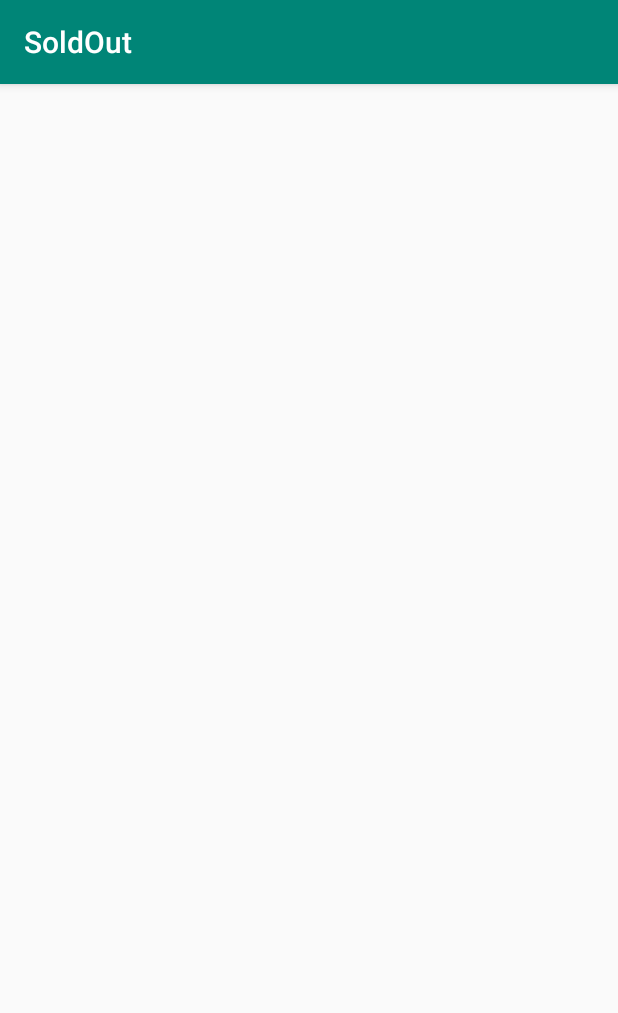
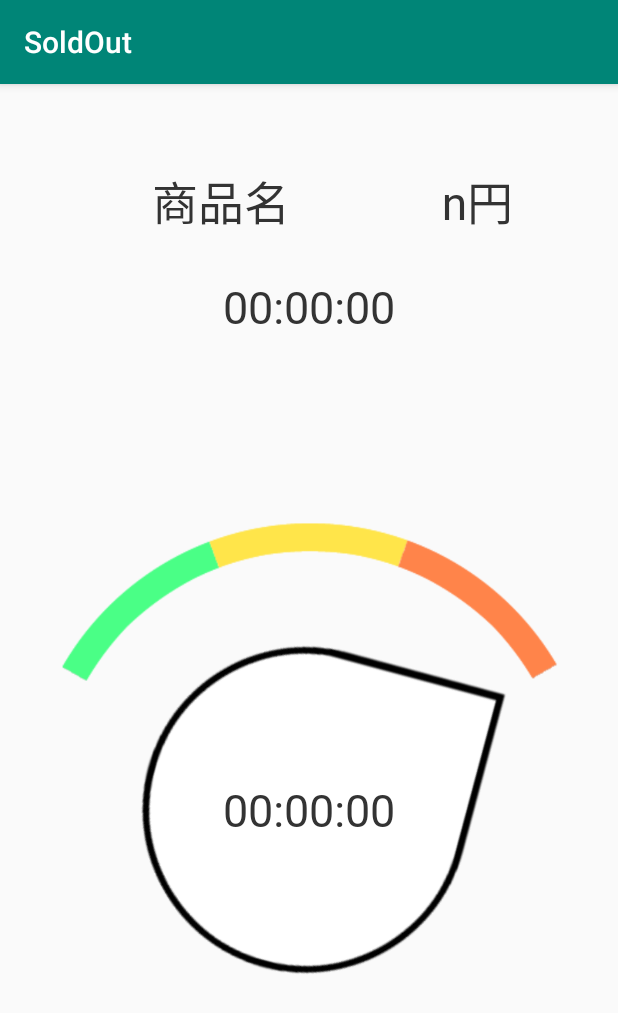
Before and after one commit to LeftFoot19/SoldOut, an Android app: the FoodViewer screen opened directly, with no data from a screen before it, on a phone screen of 412 x 824 dp. Shown: the top 1013 px of the screen. Run offline under Robolectric (Android 15) with nearby library versions, the phone set to English and light mode, and no system bars.

Commit message:
レイアウトを作成
後で変更する

```diff
--- a/app/src/main/res/layout/activity_food_viewer.xml
+++ b/app/src/main/res/layout/activity_food_viewer.xml
@@ -1,9 +1,102 @@
 <?xml version="1.0" encoding="utf-8"?>
-<androidx.constraintlayout.widget.ConstraintLayout xmlns:android="http://schemas.android.com/apk/res/android"
+<LinearLayout xmlns:android="http://schemas.android.com/apk/res/android"
     xmlns:app="http://schemas.android.com/apk/res-auto"
     xmlns:tools="http://schemas.android.com/tools"
     android:layout_width="match_parent"
     android:layout_height="match_parent"
+    android:orientation="vertical"
+    android:padding="4pt"
+    android:paddingStart="4pt"
+    android:paddingLeft="4pt"
+    android:paddingTop="4pt"
+    android:paddingEnd="4pt"
+    android:paddingRight="4pt"
+    android:paddingBottom="4pt"
     tools:context=".activity.FoodViewer">
 
-</androidx.constraintlayout.widget.ConstraintLayout>
+    <Space
+        android:layout_width="match_parent"
+        android:layout_height="46dp" />
+
+    <LinearLayout
+        android:layout_width="match_parent"
+        android:layout_height="wrap_content"
+        android:gravity="center_horizontal"
+        android:textAlignment="center">
+
+        <TextView
+            android:id="@+id/productNameText"
+            android:layout_width="224dp"
+            android:layout_height="wrap_content"
+            android:fontFamily="@font/meiryo"
+            android:text="商品名"
+            android:textAlignment="center"
+            android:textColor="@color/colorTextBlack"
+            android:textSize="30sp"
+            app:autoSizeTextType="uniform" />
+
+        <TextView
+            android:id="@+id/currentPriceText"
+            android:layout_width="117dp"
+            android:layout_height="wrap_content"
+            android:fontFamily="@font/meiryo"
+            android:text="n円"
+            android:textAlignment="center"
+            android:textColor="@color/colorTextBlack"
+            android:textSize="30sp"
+            app:autoSizeTextType="uniform" />
+
+    </LinearLayout>
+
+    <Space
+        android:layout_width="match_parent"
+        android:layout_height="28dp" />
+
+    <TextView
+        android:id="@+id/timeText"
+        android:layout_width="match_parent"
+        android:layout_height="wrap_content"
+        android:fontFamily="@font/meiryob"
+        android:gravity="center_horizontal"
+        android:text="00:00:00"
+        android:textColor="@color/colorTextBlack"
+        android:textSize="30sp" />
+
+    <Space
+        android:layout_width="match_parent"
+        android:layout_height="39dp" />
+
+    <FrameLayout
+        android:layout_width="match_parent"
+        android:layout_height="match_parent"
+        android:layout_gravity="center">
+
+        <ImageView
+            android:id="@+id/meterImageView"
+            android:layout_width="wrap_content"
+            android:layout_height="wrap_content"
+            android:layout_gravity="center_horizontal|center_vertical"
+            android:adjustViewBounds="true"
+            android:rotation="60"
+            app:srcCompat="@drawable/meter" />
+
+        <ImageView
+            android:id="@+id/scaleImageView"
+            android:layout_width="wrap_content"
+            android:layout_height="wrap_content"
+            android:layout_gravity="center_horizontal|center_vertical"
+            android:adjustViewBounds="true"
+            app:srcCompat="@drawable/scale" />
+
+        <TextView
+            android:id="@+id/textView4"
+            android:layout_width="wrap_content"
+            android:layout_height="wrap_content"
+            android:layout_gravity="center_horizontal|center_vertical"
+            android:fontFamily="@font/meiryo"
+            android:text="00:00:00"
+            android:textColor="@color/colorTextBlack"
+            android:textSize="30sp" />
+    </FrameLayout>
+
+</LinearLayout>
```
